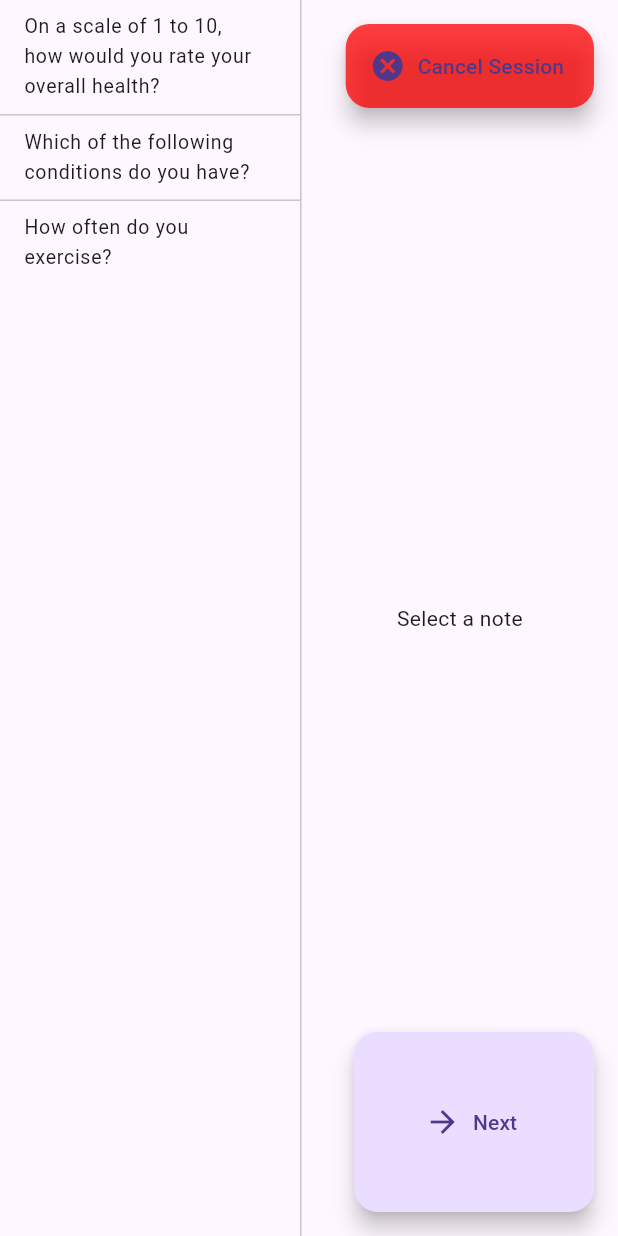
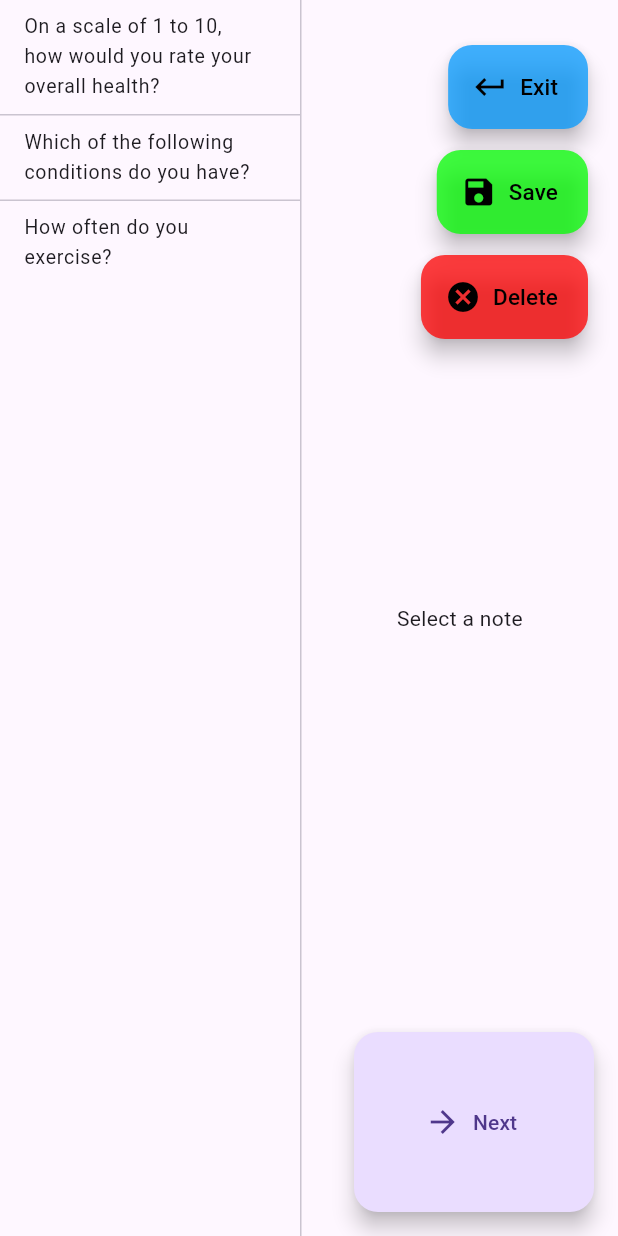
Before and after one commit to apasim-io/hands-free-notes, a Flutter app: the screen it shows after launch, after a tap on "Session 1", on a phone screen of 412 x 824 dp. Run offline on Flutter 3.47's test engine with Material 3 defaults, Android fonts, the phone set to English and light mode, and no system bars.

Commit message:
note deletion

```diff
--- a/OneTouch/one_touch/lib/Objects/note.dart
+++ b/OneTouch/one_touch/lib/Objects/note.dart
@@ -22,6 +22,10 @@ class Note {
     required this.question,
     this.interactionTime
   });
+
+  // Note clone() {
+  //   return Note(noteType: noteType, question: question, )
+  // }
 
   // Serialization
   factory Note.fromJson(Map<String, dynamic> json) => _$NoteFromJson(json);
--- a/OneTouch/one_touch/lib/Pages/note_session.dart
+++ b/OneTouch/one_touch/lib/Pages/note_session.dart
@@ -111,17 +111,73 @@ class _NoteSessionState extends State<NoteSession> {
 
                 //bottom-right next trial botton
                 Positioned(
-                  right: 16,
-                  top: 16,
+                  right: 20,
+                  top: 30,
                   child: FloatingActionButton.extended(
-                    heroTag: 'cancel',
+                    heroTag: 'exit',
                     onPressed: () {
                       // cancel changes and reset templates
                       widget.saveTemplatesCallback(widget.template, "revert");
                       Navigator.pop(context);
                     },
-                    icon: const Icon(Icons.cancel),
-                    label: const Text('Cancel Session'),
+                    icon: const Icon(
+                      Icons.keyboard_return,
+                      color: Colors.black
+                    ),
+                    label: const Text(
+                      'Exit',
+                      style: TextStyle(
+                        fontSize: 15,
+                        color: Colors.black,
+                      ),
+                    ),
+                    backgroundColor: Color.fromARGB(189, 0, 153, 255),
+                  ),
+                ),
+                Positioned(
+                  right: 20,
+                  top: 100,
+                  child: FloatingActionButton.extended(
+                    heroTag: 'save',
+                    onPressed: () {
+                      // cancel changes and reset templates
+                      widget.saveTemplatesCallback(widget.template, "save");
+                    },
+                    icon: const Icon(
+                      Icons.save,
+                      color: Colors.black
+                    ),
+                    label: const Text(
+                      'Save',
+                      style: TextStyle(
+                        fontSize: 15,
+                        color: Colors.black,
+                      ),
+                    ),
+                    backgroundColor: Color.fromARGB(189, 0, 255, 0),
+                  ),
+                ),
+                Positioned(
+                  right: 20,
+                  top: 170,
+                  child: FloatingActionButton.extended(
+                    heroTag: 'delete',
+                    onPressed: () {
+                      // cancel changes and reset templates
+                      widget.saveTemplatesCallback(widget.template, "delete");
+                      Navigator.pop(context);
+                    },
+                    icon: const Icon(
+                      Icons.cancel,
+                      color: Colors.black
+                    ),
+                    label: const Text(
+                      'Delete',
+                      style: TextStyle(
+                        fontSize: 15,
+                        color: Colors.black,
+                      ),
+                    ),
                     backgroundColor: Color.fromARGB(190, 255, 0, 0),
                   ),
                 ),
@@ -141,6 +197,7 @@ class _NoteSessionState extends State<NoteSession> {
                             // TO Do - Call the next method~!
                             // save note progress
                             widget.saveTemplatesCallback(widget.template, "save");
+                            Navigator.pop(context);
                             return;
                           }
 
--- a/OneTouch/one_touch/lib/main.dart
+++ b/OneTouch/one_touch/lib/main.dart
@@ -22,10 +22,23 @@ void main() async {
   // retrieve and save sample template data to device
   List<Template> sampleTemplates = await ts.getSampleTemplates('assets/data/example_b.json');
   ts.saveTemplateData(sampleTemplates, await ts.localFile(ts.templatesFName));
+  ts.saveTemplateData(sampleTemplates, await ts.localFile(ts.sessionsFName));
 
   // get saved templates from target device
+  // generate ids for new objects
   List<Template> templates = await ts.getTemplateData(await ts.localFile(ts.templatesFName));
+  templates.forEach((template) {
+    template.id = template.idGenerator();
+  });
+  List<Template> sessions = await ts.getTemplateData(await ts.localFile(ts.sessionsFName));
+  sessions.forEach((session) {
+    session.id = session.idGenerator();
+  });
+  ts.saveTemplateData(sessions, await ts.localFile(ts.templatesFName));
+  ts.saveTemplateData(templates, await ts.localFile(ts.sessionsFName));
+
   inspect(templates);
+  inspect(sessions);
 
   /*
     TO DO:
@@ -40,7 +53,10 @@ void main() async {
   runApp(
       MaterialApp(
         debugShowCheckedModeBanner: false,
-        home: HomePage(initialTemplates: templates),
+        home: HomePage(
+          initialTemplates: templates,
+          initialSessions: sessions
+        ),
       )
   );
 }
--- a/OneTouch/one_touch/pubspec.yaml
+++ b/OneTouch/one_touch/pubspec.yaml
@@ -25,3 +25,4 @@ flutter:
   assets:
     - assets/data/example_a.json
     - assets/data/example_b.json
+    - assets/data/jackie_trial.json
```
Also changed, not shown: OneTouch/one_touch/lib/Objects/template.dart (+7 -0 lines), OneTouch/one_touch/lib/Pages/home_page.dart (+36 -11 lines).
